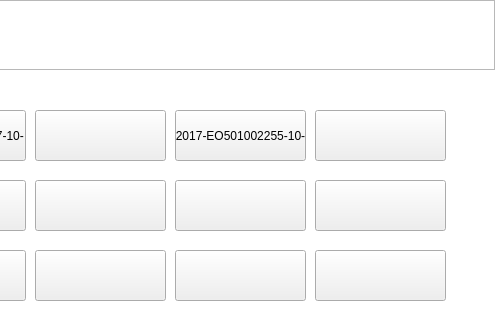
This is SmartCabinet/Device/devicesimulate.ui in birdman1992/SmartCabinet as Qt 5 draws it before an edit; both pictures show x 145 to 640 and y 0 to 320 of the 640 by 480 pixel window. The edited form follows.
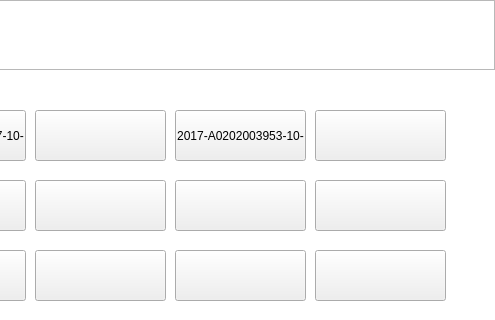
This is the edited form. The open tabs and pages were chosen to show the change.

```diff
--- a/SmartCabinet/Device/devicesimulate.ui
+++ b/SmartCabinet/Device/devicesimulate.ui
@@ -378,7 +378,7 @@
         <enum>Qt::NoFocus</enum>
        </property>
        <property name="text">
-        <string>2017-EO501002255-10-</string>
+        <string>2017-A0202003953-10-</string>
        </property>
       </widget>
       <widget class="QPushButton" name="pushButton_16">
```
Left out of the diff: 2 changed lines with no effect on the pictures.
